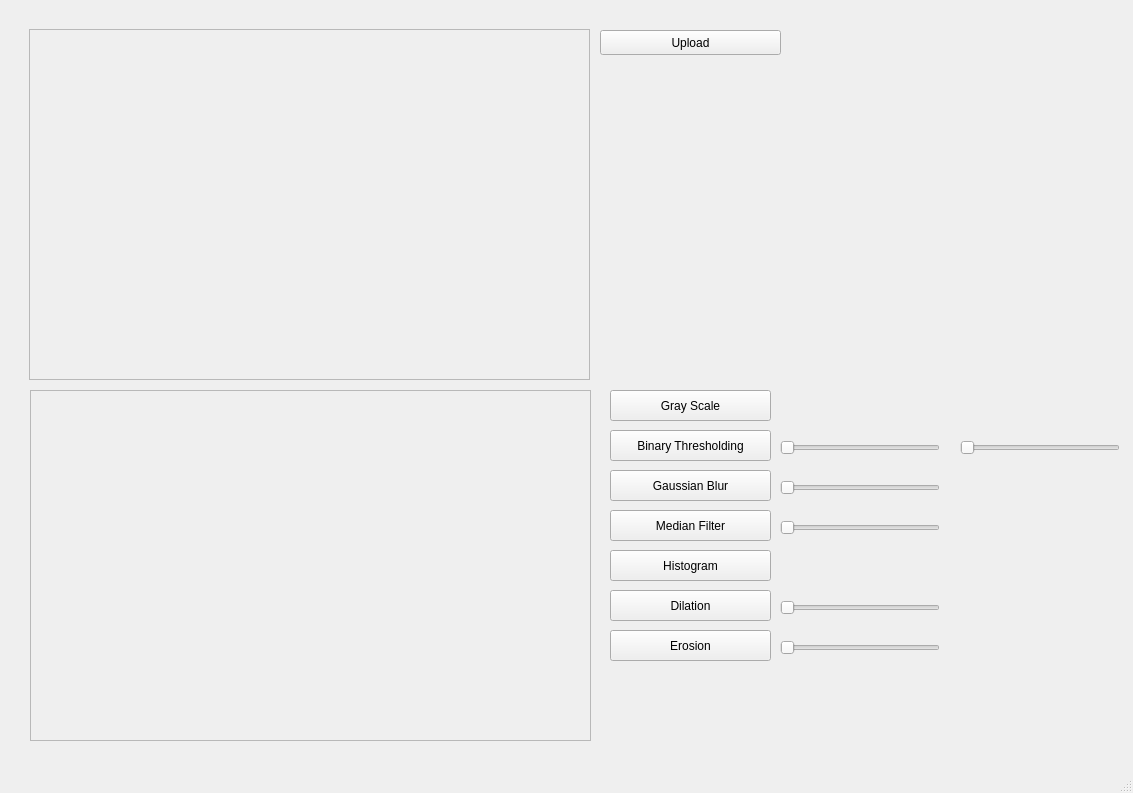
Qt form ui/mainwindow.ui (aterzgar/QtImageProcessor) before a commit.
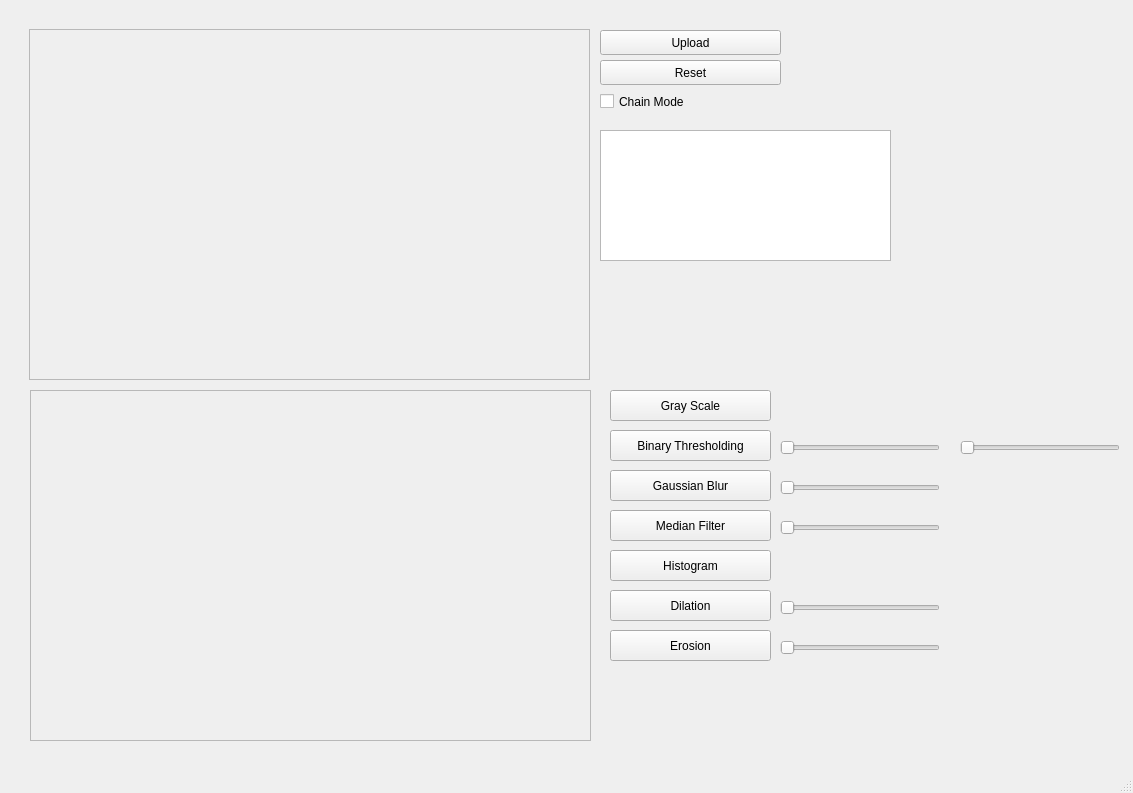
The same form after that commit.

Commit message: chain mode added

The edit to the form file:
```diff
--- a/ui/mainwindow.ui
+++ b/ui/mainwindow.ui
@@ -254,6 +254,42 @@
      <enum>Qt::Horizontal</enum>
     </property>
    </widget>
+   <widget class="QPushButton" name="resetButton">
+    <property name="geometry">
+     <rect>
+      <x>600</x>
+      <y>60</y>
+      <width>181</width>
+      <height>25</height>
+     </rect>
+    </property>
+    <property name="text">
+     <string>Reset</string>
+    </property>
+   </widget>
+   <widget class="QCheckBox" name="chainModeCheckBox">
+    <property name="geometry">
+     <rect>
+      <x>600</x>
+      <y>90</y>
+      <width>111</width>
+      <height>23</height>
+     </rect>
+    </property>
+    <property name="text">
+     <string>Chain Mode</string>
+    </property>
+   </widget>
+   <widget class="QTextEdit" name="operationsTextEdit">
+    <property name="geometry">
+     <rect>
+      <x>600</x>
+      <y>130</y>
+      <width>291</width>
+      <height>131</height>
+     </rect>
+    </property>
+   </widget>
   </widget>
   <widget class="QMenuBar" name="menubar">
    <property name="geometry">
```
The commit also changes 2 other files.
